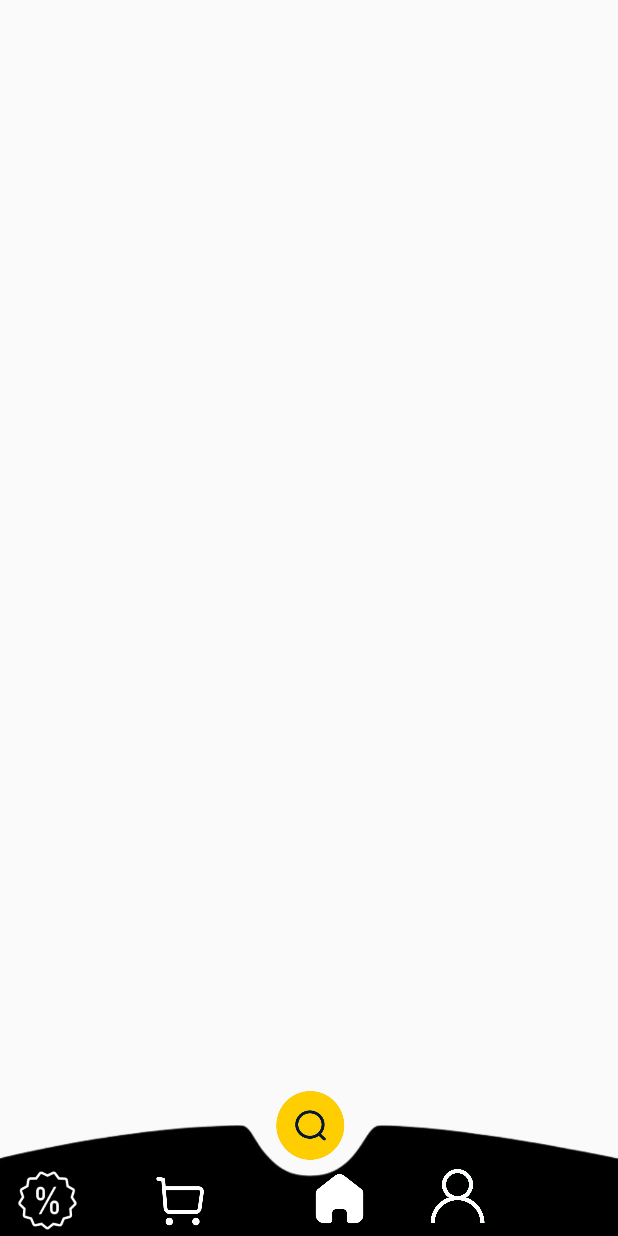
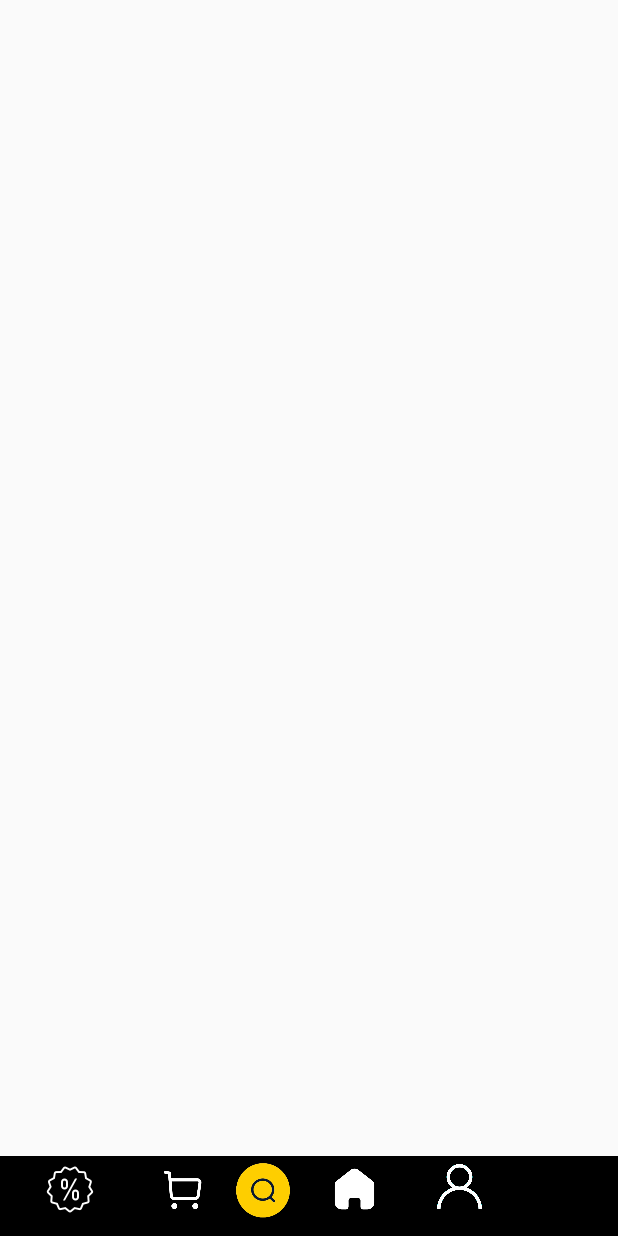
Before and after one commit to Sarang2203/snacz, an Android app: the layout nav_bar.xml on its own in the app's theme, with its tools: preview values and no code run, on a phone screen of 412 x 824 dp. Run offline under Robolectric (Android 15) with nearby library versions, the phone set to English and light mode, and no system bars; Roboto replaces fonts that are not available here.

Commit message:
navbar added
added the nav bar to homepage

```diff
--- a/app/src/main/res/layout/home_page.xml
+++ b/app/src/main/res/layout/home_page.xml
@@ -9,11 +9,11 @@
 
     <LinearLayout
         android:layout_width="match_parent"
-        android:layout_height="845dp"
+        android:layout_height="match_parent"
         android:orientation="vertical">
 
         <!-- Your other views -->
-
+        <!--this is  navigation branch-->
         <!-- Heading 1 -->
         <TextView
             android:id="@+id/heading1"
@@ -61,7 +61,7 @@
             android:layout_height="wrap_content"
             android:layout_marginTop="8dp"
             android:layout_marginBottom="8dp"
-            android:orientation="horizontal"/>
+            android:orientation="horizontal" />
 
         <TextView
             android:id="@+id/heading4"
@@ -75,13 +75,20 @@
             android:textSize="25sp"
             android:textStyle="bold" />
 
+
         <androidx.recyclerview.widget.RecyclerView
             android:id="@+id/descriptionRecyclerView"
             android:layout_width="match_parent"
-            android:layout_height="505dp"
+            android:layout_height="319dp"
             android:layout_marginTop="8dp"
             android:layout_marginBottom="8dp"
             android:orientation="horizontal" />
+
+        <include
+            android:id="@+id/navBar"
+            layout="@layout/nav_bar"
+            android:layout_width="match_parent"
+            android:layout_height="66dp" />
 
 
     </LinearLayout>
--- a/app/src/main/res/layout/nav_bar.xml
+++ b/app/src/main/res/layout/nav_bar.xml
@@ -2,75 +2,70 @@
 <RelativeLayout xmlns:android="http://schemas.android.com/apk/res/android"
     xmlns:tools="http://schemas.android.com/tools"
     android:layout_width="match_parent"
-    android:layout_height="match_parent"
+    android:layout_height="wrap_content"
     tools:context=".MainActivity">
-
 
     <ImageView
         android:id="@+id/bottomImage"
         android:layout_width="match_parent"
-        android:layout_height="110dp"
+        android:layout_height="53dp"
         android:layout_alignParentStart="true"
         android:layout_alignParentEnd="true"
         android:layout_alignParentBottom="true"
         android:layout_marginStart="0dp"
         android:layout_marginEnd="0dp"
-        android:layout_marginBottom="-31dp"
-        android:src="@drawable/nav_bar" />
+        android:layout_marginBottom="17dp"
+        android:scaleType="fitXY"
+        android:src="@drawable/img" />
 
     <LinearLayout
         android:id="@+id/linearLayout"
-        android:layout_width="369dp"
-        android:layout_height="42dp"
-        android:layout_alignTop="@+id/bottomImage"
-        android:layout_alignParentStart="true"
-        android:layout_alignParentEnd="true"
+        android:layout_width="match_parent"
+        android:layout_height="53dp"
         android:layout_alignParentBottom="true"
-        android:layout_marginStart="-2dp"
-        android:layout_marginTop="34dp"
-        android:layout_marginEnd="-2dp"
-        android:layout_marginBottom="-8dp"
+        android:layout_marginBottom="12dp"
         android:orientation="horizontal">
 
         <ImageView
             android:id="@+id/bottomImage1"
-            android:layout_width="47dp"
-            android:layout_height="42dp"
-            android:layout_marginStart="10dp"
+            android:layout_width="33dp"
+            android:layout_height="34dp"
+            android:layout_marginTop="5dp"
+            android:layout_marginStart="30dp"
             android:layout_marginEnd="40dp"
             android:src="@drawable/offer" />
 
         <ImageView
             android:id="@+id/bottomImage2"
-            android:layout_width="47dp"
-            android:layout_height="42dp"
+            android:layout_width="35dp"
+            android:layout_marginTop="5dp"
+            android:layout_height="34dp"
             android:src="@drawable/cart" />
 
         <ImageView
+            android:id="@+id/bottomImage6"
+            android:layout_width="45dp"
+            android:layout_height="45dp"
+            android:layout_marginStart="13dp"
+            android:src="@drawable/search" />
+
+        <ImageView
             android:id="@+id/bottomImage3"
-            android:layout_width="47dp"
-            android:layout_height="42dp"
-            android:layout_marginStart="60dp"
+            android:layout_width="38dp"
+            android:layout_marginTop="5dp"
+            android:layout_height="35dp"
+            android:layout_marginStart="20dp"
             android:src="@drawable/home" />
 
         <ImageView
             android:id="@+id/bottomImage4"
-            android:layout_width="38dp"
-            android:layout_height="36dp"
+            android:layout_width="30dp"
+            android:layout_height="30dp"
+            android:layout_marginTop="5dp"
             android:layout_marginStart="36dp"
+            android:layout_marginEnd="30dp"
             android:src="@drawable/profile" />
 
     </LinearLayout>
 
-    <ImageView
-        android:id="@+id/bottomImage5"
-        android:layout_width="55dp"
-        android:layout_height="57dp"
-        android:layout_alignParentStart="true"
-        android:layout_alignParentEnd="true"
-        android:layout_alignParentBottom="true"
-        android:layout_marginStart="153dp"
-        android:layout_marginEnd="153dp"
-        android:layout_marginBottom="45dp"
-        android:src="@drawable/search" />
 </RelativeLayout>
--- a/app/src/main/res/values/colors.xml
+++ b/app/src/main/res/values/colors.xml
@@ -3,4 +3,5 @@
     <color name="black">#FF000000</color>
     <color name="white">#FFFFFFFF</color>
     <color name="yellow">#FECE00</color>
+    <color name="background">#fffafa</color>
 </resources>
```
Also changed, not shown: app/src/main/res/drawable/img.png (added), app/src/main/res/drawable/nav_bar.png.
